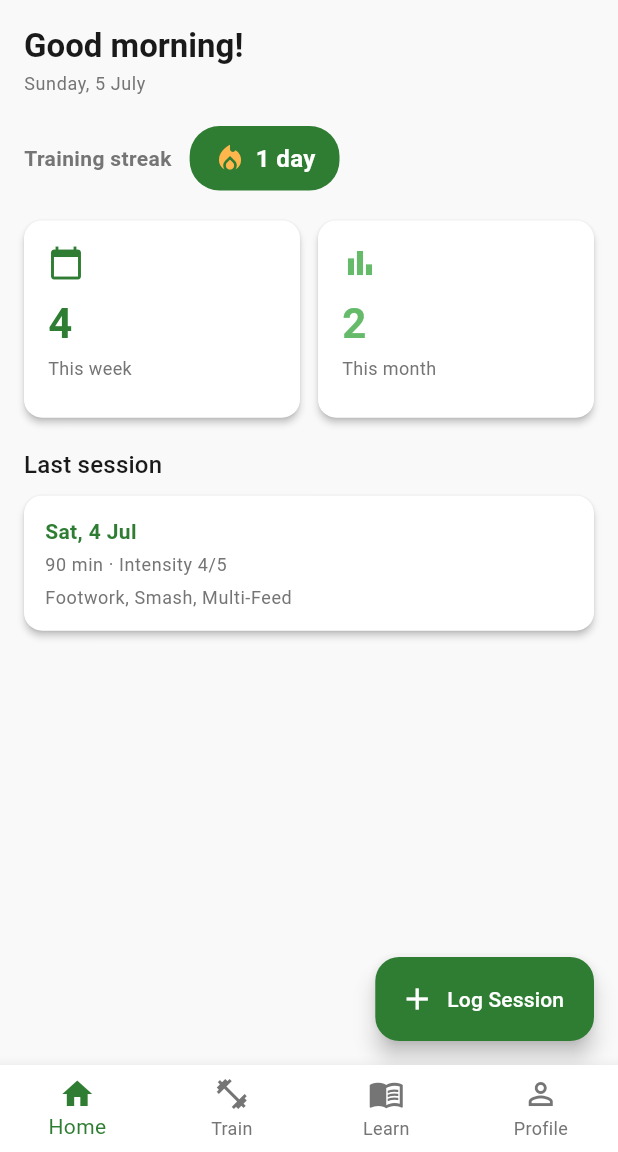
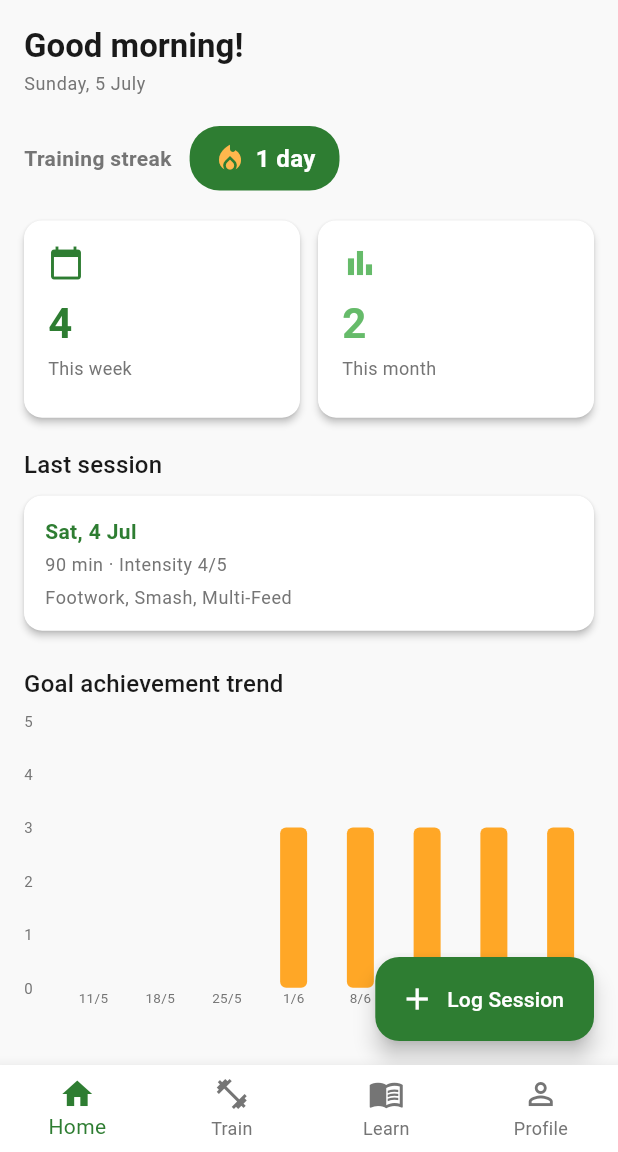
Before and after one commit to sirarthur2479/BadmintonApp, a Flutter app: the screen it shows after launch, on a phone screen of 412 x 824 dp, the part 84-1236 px from its top. Run offline on Flutter 3.47's test engine with Material 3 defaults, Android fonts, the phone set to English and light mode, and no system bars; drawn by our look-alikes of fl_chart; our stand-ins replace image_picker, shared_preferences, sqflite; accounts and stored records are empty.

Commit message:
feat(TASK-012): GREEN - GoalAchievementChart + home last-session goal/stars and trend section
Legacy last session still shows intensity; null intensity no longer leaks
as 'Intensity null/5'.

Co-Authored-By: Claude Fable 5 <noreply@anthropic.com>
Claude-Session: https://claude.ai/code/session_01Gfqg6f27b9p6VYhMcbHb45

```diff
--- a/badminton_flutter/lib/screens/home/home_screen.dart
+++ b/badminton_flutter/lib/screens/home/home_screen.dart
@@ -3,6 +3,8 @@ import 'package:provider/provider.dart';
 import 'package:intl/intl.dart';
 import '../../providers/session_provider.dart';
 import '../../theme/app_theme.dart';
+import '../../widgets/goal_achievement_chart.dart';
+import '../../widgets/star_rating.dart';
 import '../../widgets/streak_badge.dart';
 import '../../widgets/stat_card.dart';
 import '../train/log_session_screen.dart';
@@ -114,10 +116,37 @@ class HomeScreen extends StatelessWidget {
                             ),
                           ),
                           const SizedBox(height: 4),
-                          Text(
-                            '${latest.durationMinutes} min · Intensity ${latest.intensity}/5',
-                            style: Theme.of(context).textTheme.bodySmall,
-                          ),
+                          if (latest.sessionGoal.isNotEmpty) ...[
+                            Text(
+                              latest.sessionGoal,
+                              style: Theme.of(context).textTheme.bodyMedium,
+                              maxLines: 2,
+                              overflow: TextOverflow.ellipsis,
+                            ),
+                            const SizedBox(height: 4),
+                            Row(
+                              children: [
+                                Text(
+                                  '${latest.durationMinutes} min · ',
+                                  style:
+                                      Theme.of(context).textTheme.bodySmall,
+                                ),
+                                StarRating(
+                                  value: latest.goalAchievementScore,
+                                  size: 14,
+                                  color: AppTheme.goalScoreColor(
+                                    latest.goalAchievementScore,
+                                  ),
+                                ),
+                              ],
+                            ),
+                          ] else
+                            Text(
+                              latest.intensity != null
+                                  ? '${latest.durationMinutes} min · Intensity ${latest.intensity}/5'
+                                  : '${latest.durationMinutes} min',
+                              style: Theme.of(context).textTheme.bodySmall,
+                            ),
                           if (latest.drills.isNotEmpty) ...[
                             const SizedBox(height: 6),
                             Text(
@@ -154,6 +183,17 @@ class HomeScreen extends StatelessWidget {
                     ),
                   ),
                 ],
+
+                // Goal achievement trend
+                if (provider.sessions.isNotEmpty) ...[
+                  const SizedBox(height: 24),
+                  Text(
+                    'Goal achievement trend',
+                    style: Theme.of(context).textTheme.titleMedium,
+                  ),
+                  const SizedBox(height: 12),
+                  const GoalAchievementChart(),
+                ],
               ],
             ),
           );
--- /dev/null
+++ b/badminton_flutter/lib/widgets/goal_achievement_chart.dart
@@ -0,0 +1,90 @@
+import 'package:fl_chart/fl_chart.dart';
+import 'package:flutter/material.dart';
+import 'package:intl/intl.dart';
+import 'package:provider/provider.dart';
+import '../providers/session_provider.dart';
+import '../theme/app_theme.dart';
+
+/// 8-week bar chart of the average goal-achievement score, bars colored by
+/// how close the week came to its goals.
+class GoalAchievementChart extends StatelessWidget {
+  final int weeks;
+
+  const GoalAchievementChart({super.key, this.weeks = 8});
+
+  @override
+  Widget build(BuildContext context) {
+    final perWeek = context
+        .watch<SessionProvider>()
+        .avgGoalAchievementPerWeek(weeks: weeks);
+    final weekStarts = perWeek.keys.toList();
+
+    return SizedBox(
+      height: 200,
+      child: BarChart(
+        BarChartData(
+          alignment: BarChartAlignment.spaceAround,
+          minY: 0,
+          maxY: 5,
+          barGroups: List.generate(weekStarts.length, (i) {
+            final avg = perWeek[weekStarts[i]] ?? 0.0;
+            return BarChartGroupData(
+              x: i,
+              barRods: [
+                BarChartRodData(
+                  toY: avg,
+                  color: avg == 0
+                      ? AppTheme.divider
+                      : AppTheme.goalScoreColor(avg.round()),
+                  width: 18,
+                  borderRadius: BorderRadius.circular(4),
+                ),
+              ],
+            );
+          }),
+          titlesData: FlTitlesData(
+            leftTitles: AxisTitles(
+              sideTitles: SideTitles(
+                showTitles: true,
+                reservedSize: 24,
+                getTitlesWidget: (v, _) => Text(
+                  v.toInt().toString(),
+                  style: const TextStyle(
+                    fontSize: 10,
+                    color: AppTheme.textSecondary,
+                  ),
+                ),
+              ),
+            ),
+            bottomTitles: AxisTitles(
+              sideTitles: SideTitles(
+                showTitles: true,
+                getTitlesWidget: (v, _) {
+                  final idx = v.toInt();
+                  if (idx < 0 || idx >= weekStarts.length) {
+                    return const SizedBox.shrink();
+                  }
+                  return Text(
+                    DateFormat('d/M').format(weekStarts[idx]),
+                    style: const TextStyle(
+                      fontSize: 9,
+                      color: AppTheme.textSecondary,
+                    ),
+                  );
+                },
+              ),
+            ),
+            topTitles: const AxisTitles(
+              sideTitles: SideTitles(showTitles: false),
+            ),
+            rightTitles: const AxisTitles(
+              sideTitles: SideTitles(showTitles: false),
+            ),
+          ),
+          borderData: FlBorderData(show: false),
+          gridData: const FlGridData(show: false),
+        ),
+      ),
+    );
+  }
+}
```
